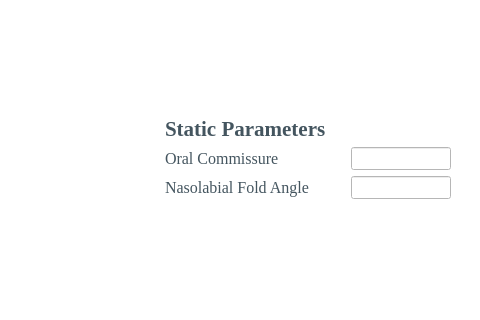
MEA-Summer/Emotrics_Plus, file uis/Auto_eFace_Big_Smile.ui: the form before one commit; both pictures show x 720 to 1200 and y 109 to 429 of the 1200 by 600 pixel window.
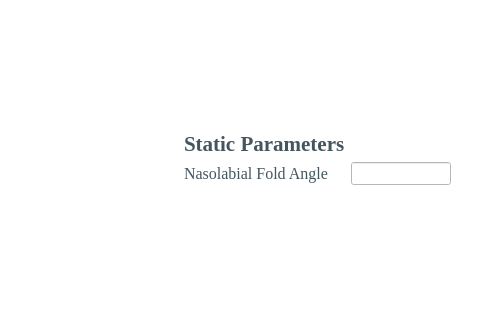
The form after the commit. Icons and pictures are not drawn. Custom widgets are drawn as their Qt base class.

The edit to the form file:
```diff
--- a/uis/Auto_eFace_Big_Smile.ui
+++ b/uis/Auto_eFace_Big_Smile.ui
@@ -40,7 +40,29 @@
   </property>
   <widget class="QWidget" name="centralwidget">
    <layout class="QGridLayout" name="gridLayout">
-    <item row="9" column="0" rowspan="7">
+    <item row="8" column="1" rowspan="8">
+     <widget class="MplWidget" name="plotWidget" native="true">
+      <property name="sizePolicy">
+       <sizepolicy hsizetype="Preferred" vsizetype="Preferred">
+        <horstretch>0</horstretch>
+        <verstretch>0</verstretch>
+       </sizepolicy>
+      </property>
+      <property name="minimumSize">
+       <size>
+        <width>0</width>
+        <height>0</height>
+       </size>
+      </property>
+      <property name="maximumSize">
+       <size>
+        <width>16777215</width>
+        <height>16777215</height>
+       </size>
+      </property>
+     </widget>
+    </item>
+    <item row="9" column="0" rowspan="6">
      <spacer name="verticalSpacer_2">
       <property name="orientation">
        <enum>Qt::Vertical</enum>
@@ -66,7 +88,7 @@
       </property>
      </spacer>
     </item>
-    <item row="17" column="1">
+    <item row="16" column="1">
      <spacer name="horizontalSpacer_3">
       <property name="orientation">
        <enum>Qt::Horizontal</enum>
@@ -79,7 +101,7 @@
       </property>
      </spacer>
     </item>
-    <item row="16" column="4">
+    <item row="15" column="4">
      <spacer name="verticalSpacer_3">
       <property name="orientation">
        <enum>Qt::Vertical</enum>
@@ -92,79 +114,7 @@
       </property>
      </spacer>
     </item>
-    <item row="8" column="1" rowspan="9">
-     <widget class="MplWidget" name="plotWidget" native="true">
-      <property name="sizePolicy">
-       <sizepolicy hsizetype="Preferred" vsizetype="Preferred">
-        <horstretch>0</horstretch>
-        <verstretch>0</verstretch>
-       </sizepolicy>
-      </property>
-      <property name="minimumSize">
-       <size>
-        <width>0</width>
-        <height>0</height>
-       </size>
-      </property>
-      <property name="maximumSize">
-       <size>
-        <width>16777215</width>
-        <height>16777215</height>
-       </size>
-      </property>
-     </widget>
-    </item>
-    <item row="11" column="2">
-     <widget class="QLabel" name="NLFLabel">
-      <property name="sizePolicy">
-       <sizepolicy hsizetype="Fixed" vsizetype="Preferred">
-        <horstretch>0</horstretch>
-        <verstretch>0</verstretch>
-       </sizepolicy>
-      </property>
-      <property name="font">
-       <font>
-        <family>Times New Roman</family>
-        <pointsize>12</pointsize>
-       </font>
-      </property>
-      <property name="styleSheet">
-       <string notr="true">color: rgb(68, 85, 95);</string>
-      </property>
-      <property name="text">
-       <string>Nasolabial Fold Angle</string>
-      </property>
-     </widget>
-    </item>
     <item row="10" column="3">
-     <widget class="QLineEdit" name="OCLineEdit">
-      <property name="sizePolicy">
-       <sizepolicy hsizetype="Fixed" vsizetype="Fixed">
-        <horstretch>0</horstretch>
-        <verstretch>0</verstretch>
-       </sizepolicy>
-      </property>
-      <property name="minimumSize">
-       <size>
-        <width>100</width>
-        <height>0</height>
-       </size>
-      </property>
-      <property name="maximumSize">
-       <size>
-        <width>100</width>
-        <height>16777215</height>
-       </size>
-      </property>
-      <property name="font">
-       <font>
-        <family>Times New Roman</family>
-        <pointsize>10</pointsize>
-       </font>
-      </property>
-     </widget>
-    </item>
-    <item row="11" column="3">
      <widget class="QLineEdit" name="NLFLineEdit">
       <property name="sizePolicy">
        <sizepolicy hsizetype="Fixed" vsizetype="Fixed">
@@ -193,19 +143,13 @@
      </widget>
     </item>
     <item row="10" column="2">
-     <widget class="QLabel" name="OCLabel">
+     <widget class="QLabel" name="NLFLabel">
       <property name="sizePolicy">
        <sizepolicy hsizetype="Fixed" vsizetype="Preferred">
         <horstretch>0</horstretch>
         <verstretch>0</verstretch>
        </sizepolicy>
       </property>
-      <property name="minimumSize">
-       <size>
-        <width>180</width>
-        <height>0</height>
-       </size>
-      </property>
       <property name="font">
        <font>
         <family>Times New Roman</family>
@@ -216,7 +160,7 @@
        <string notr="true">color: rgb(68, 85, 95);</string>
       </property>
       <property name="text">
-       <string>Oral Commissure</string>
+       <string>Nasolabial Fold Angle</string>
       </property>
      </widget>
     </item>
```
